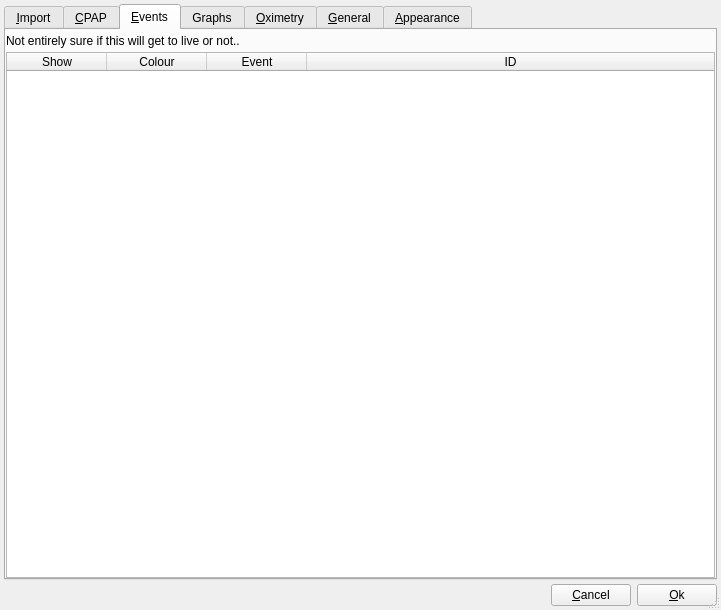
This is sleepyhead/preferencesdialog.ui in sbonaime/sleepyhead-code. as Qt 5 draws it before an edit. The edited form follows.
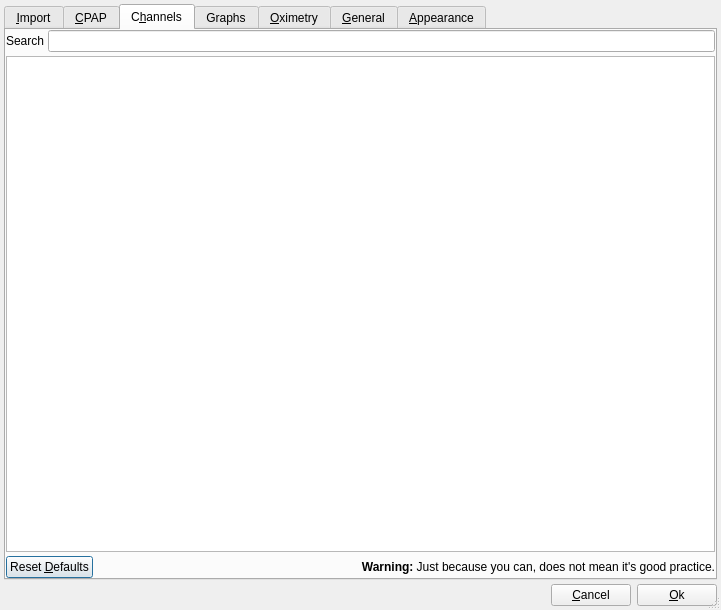
This is the edited form. The open tabs and pages were chosen to show the change. Icons and pictures are not drawn.

Commit message: Channel editor in preferences, and flag persistence

What changed in the file:
```diff
--- a/sleepyhead/preferencesdialog.ui
+++ b/sleepyhead/preferencesdialog.ui
@@ -1163,7 +1163,7 @@
      </widget>
      <widget class="QWidget" name="colourTab">
       <attribute name="title">
-       <string>&amp;Events</string>
+       <string>C&amp;hannels</string>
       </attribute>
       <layout class="QVBoxLayout" name="verticalLayout_3">
        <property name="spacing">
@@ -1173,7 +1173,7 @@
         <number>0</number>
        </property>
        <property name="topMargin">
-        <number>4</number>
+        <number>0</number>
        </property>
        <property name="rightMargin">
         <number>0</number>
@@ -1181,54 +1181,55 @@
        <property name="bottomMargin">
         <number>0</number>
        </property>
+       <item>
+        <layout class="QHBoxLayout" name="horizontalLayout_19">
        <item>
         <widget class="QLabel" name="label_6">
          <property name="text">
-          <string>Not entirely sure if this will get to live or not..</string>
+            <string>Search</string>
          </property>
         </widget>
        </item>
        <item>
-        <widget class="QTableWidget" name="eventTable">
-         <property name="sortingEnabled">
-          <bool>true</bool>
-         </property>
-         <property name="rowCount">
-          <number>0</number>
-         </property>
-         <property name="columnCount">
-          <number>4</number>
-         </property>
-         <attribute name="horizontalHeaderStretchLastSection">
-          <bool>true</bool>
-         </attribute>
-         <column>
+          <widget class="QLineEdit" name="channelSearch"/>
+         </item>
+        </layout>
+       </item>
+       <item>
+        <widget class="QTreeView" name="chanView"/>
+       </item>
+       <item>
+        <layout class="QHBoxLayout" name="horizontalLayout_20">
+         <item>
+          <widget class="QPushButton" name="resetChannelDefaults">
+           <property name="sizePolicy">
+            <sizepolicy hsizetype="Minimum" vsizetype="Minimum">
+             <horstretch>0</horstretch>
+             <verstretch>0</verstretch>
+            </sizepolicy>
+           </property>
           <property name="text">
-           <string>Show</string>
-          </property>
-          <property name="textAlignment">
-           <set>AlignHCenter|AlignVCenter|AlignCenter</set>
-          </property>
-         </column>
-         <column>
+            <string>Reset &amp;Defaults</string>
+           </property>
+          </widget>
+         </item>
+         <item>
+          <widget class="QLabel" name="label_51">
+           <property name="sizePolicy">
+            <sizepolicy hsizetype="Expanding" vsizetype="Preferred">
+             <horstretch>0</horstretch>
+             <verstretch>0</verstretch>
+            </sizepolicy>
+           </property>
           <property name="text">
-           <string>Colour</string>
-          </property>
-          <property name="textAlignment">
-           <set>AlignHCenter|AlignVCenter|AlignCenter</set>
-          </property>
-         </column>
-         <column>
-          <property name="text">
-           <string>Event</string>
-          </property>
-         </column>
-         <column>
-          <property name="text">
-           <string>ID</string>
-          </property>
-         </column>
-        </widget>
+            <string>&lt;html&gt;&lt;head/&gt;&lt;body&gt;&lt;p&gt;&lt;span style=&quot; font-weight:600;&quot;&gt;Warning: &lt;/span&gt;Just because you can, does not mean it's good practice.&lt;/p&gt;&lt;/body&gt;&lt;/html&gt;</string>
+           </property>
+           <property name="alignment">
+            <set>Qt::AlignRight|Qt::AlignTrailing|Qt::AlignVCenter</set>
+           </property>
+          </widget>
+         </item>
+        </layout>
        </item>
       </layout>
      </widget>
```
Left out of the diff: 7 changed lines with no effect on the pictures. Lines whose indentation alone changed are shown as unchanged. The commit also changes 16 other files.
